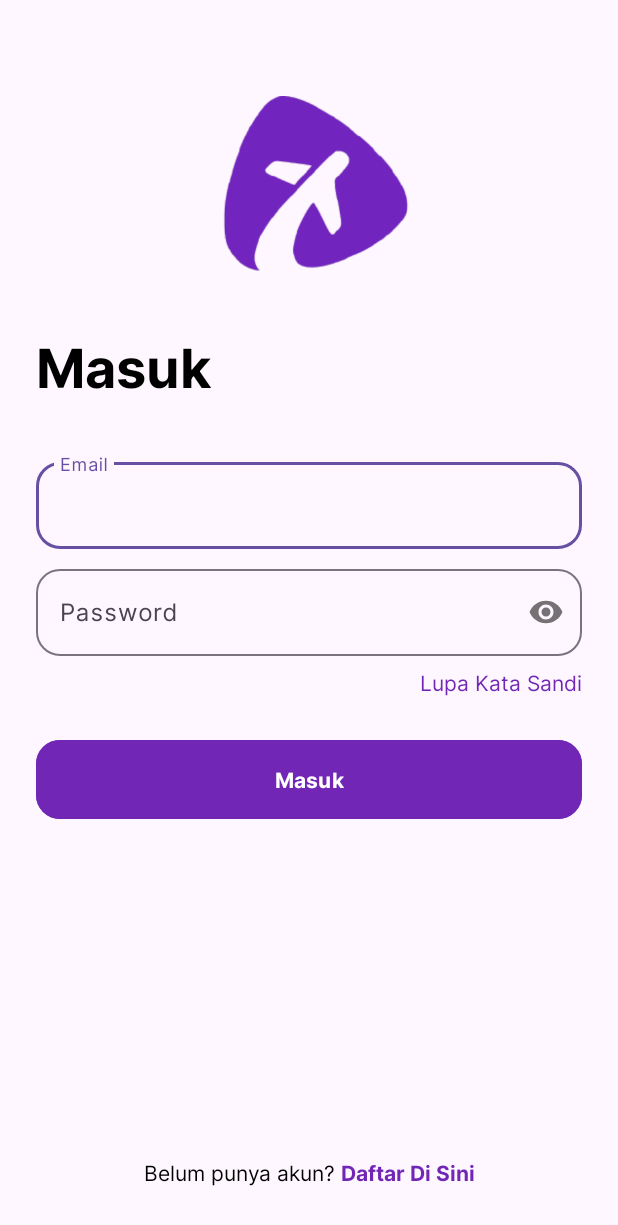
After one commit to UlinNuha89/TerbangAja, an Android app: the LoginActivity screen opened directly, with no data from a screen before it, on a phone screen of 412 x 824 dp. The commit adds this screen. Shown: the top 1225 px of the screen. Run offline under Robolectric (Android 15) with nearby library versions, the phone set to English and light mode, and no system bars.

Commit message:
Creating Login Page Interface

```diff
--- a/app/src/main/AndroidManifest.xml
+++ b/app/src/main/AndroidManifest.xml
@@ -17,6 +17,9 @@
         android:usesCleartextTraffic="true"
         tools:targetApi="31">
         <activity
+            android:name=".presentation.login.LoginActivity"
+            android:exported="false" />
+        <activity
             android:name=".presentation.main.MainActivity"
             android:exported="false"/>
         <activity
--- /dev/null
+++ b/app/src/main/java/com/andc4/terbangaja/presentation/login/LoginActivity.kt
@@ -0,0 +1,16 @@
+package com.andc4.terbangaja.presentation.login
+
+import android.os.Bundle
+import androidx.appcompat.app.AppCompatActivity
+import com.andc4.terbangaja.databinding.ActivityLoginBinding
+
+class LoginActivity : AppCompatActivity() {
+    private val binding: ActivityLoginBinding by lazy {
+        ActivityLoginBinding.inflate(layoutInflater)
+    }
+
+    override fun onCreate(savedInstanceState: Bundle?) {
+        super.onCreate(savedInstanceState)
+        setContentView(binding.root)
+    }
+}
--- /dev/null
+++ b/app/src/main/java/com/andc4/terbangaja/presentation/login/LoginViewModel.kt
@@ -0,0 +1 @@
+package com.andc4.terbangaja.presentation.login
--- /dev/null
+++ b/app/src/main/res/layout/activity_login.xml
@@ -0,0 +1,151 @@
+<?xml version="1.0" encoding="utf-8"?>
+<androidx.constraintlayout.widget.ConstraintLayout xmlns:android="http://schemas.android.com/apk/res/android"
+    xmlns:app="http://schemas.android.com/apk/res-auto"
+    xmlns:tools="http://schemas.android.com/tools"
+    android:id="@+id/main"
+    android:layout_width="match_parent"
+    android:layout_height="match_parent"
+    android:paddingHorizontal="24dp"
+    tools:context=".presentation.login.LoginActivity">
+
+    <ImageView
+        android:id="@+id/iv_logo"
+        android:layout_width="130dp"
+        android:layout_height="130dp"
+        android:layout_marginTop="64dp"
+        android:layout_marginEnd="-8dp"
+        android:src="@drawable/ic_logo"
+        app:layout_constraintEnd_toEndOf="parent"
+        app:layout_constraintStart_toStartOf="parent"
+        app:layout_constraintTop_toTopOf="parent" />
+
+    <TextView
+        android:id="@+id/tv_login_title"
+        android:layout_width="match_parent"
+        android:layout_height="wrap_content"
+        android:layout_marginTop="24dp"
+        android:text="@string/text_login_title"
+        android:textColor="@color/black"
+        android:textSize="36sp"
+        android:textStyle="bold"
+        app:layout_constraintStart_toStartOf="parent"
+        app:layout_constraintTop_toBottomOf="@id/iv_logo" />
+
+    <com.google.android.material.textfield.TextInputLayout
+        android:id="@+id/til_email"
+        android:layout_width="match_parent"
+        android:layout_height="wrap_content"
+        android:layout_marginTop="32dp"
+        android:visibility="visible"
+        app:shapeAppearance="@style/Rounded"
+        app:layout_constraintTop_toBottomOf="@+id/tv_login_title"
+        tools:visibility="visible">
+
+        <com.google.android.material.textfield.TextInputEditText
+            android:id="@+id/et_email"
+            android:layout_width="match_parent"
+            android:layout_height="wrap_content"
+            android:hint="@string/text_hint_email"
+            android:inputType="textEmailAddress"
+            android:textColor="@color/neutral3" />
+    </com.google.android.material.textfield.TextInputLayout>
+
+        <TextView
+            android:id="@+id/tv_nav_reset_password"
+            android:layout_width="0dp"
+            android:layout_height="wrap_content"
+            android:layout_marginTop="8dp"
+            android:text="@string/text_reset_password_title"
+            android:textColor="@color/purple4"
+            android:textSize="14sp"
+            app:layout_constraintTop_toBottomOf="@+id/til_password"
+            app:layout_constraintEnd_toEndOf="parent"/>
+
+    <com.google.android.material.textfield.TextInputLayout
+        android:id="@+id/til_password"
+        android:layout_width="match_parent"
+        android:layout_height="wrap_content"
+        android:visibility="visible"
+        android:layout_marginTop="8dp"
+        app:shapeAppearance="@style/Rounded"
+        app:layout_constraintTop_toBottomOf="@id/til_email"
+        app:passwordToggleEnabled="true"
+        tools:visibility="visible">
+
+        <com.google.android.material.textfield.TextInputEditText
+            android:id="@+id/et_password"
+            android:layout_width="match_parent"
+            android:layout_height="wrap_content"
+            android:hint="@string/text_hint_password"
+            android:inputType="textPassword"
+            android:textColor="@color/neutral3" />
+
+    </com.google.android.material.textfield.TextInputLayout>
+
+    <FrameLayout
+        android:id="@+id/fl_btn_login"
+        android:layout_width="match_parent"
+        android:layout_height="wrap_content"
+        android:layout_marginTop="24dp"
+        app:layout_constraintTop_toBottomOf="@id/tv_nav_reset_password">
+
+        <com.google.android.material.button.MaterialButton
+            android:id="@+id/btn_login"
+            android:layout_width="match_parent"
+            android:layout_height="wrap_content"
+            android:paddingVertical="16dp"
+            app:shapeAppearance="@style/Rounded"
+            android:backgroundTint="@color/purple4"
+            android:text="@string/text_button_login"
+            android:textStyle="bold" />
+
+        <com.google.android.material.progressindicator.CircularProgressIndicator
+            android:id="@+id/pb_loading_login"
+            android:layout_width="match_parent"
+            android:layout_height="wrap_content"
+            android:layout_gravity="center"
+            android:indeterminate="true"
+            android:visibility="gone" />
+    </FrameLayout>
+
+    <LinearLayout
+        android:id="@+id/ll_nav_register"
+        android:layout_width="wrap_content"
+        android:layout_height="wrap_content"
+        android:layout_marginTop="8dp"
+        android:layout_marginBottom="32dp"
+        android:orientation="horizontal"
+        app:layout_constraintBottom_toBottomOf="parent"
+        app:layout_constraintEnd_toEndOf="parent"
+        app:layout_constraintStart_toStartOf="parent">
+
+        <TextView
+            android:layout_width="wrap_content"
+            android:layout_height="wrap_content"
+            android:layout_marginEnd="2dp"
+            android:gravity="end"
+            android:text="@string/text_not_register"
+            android:textColor="@color/black"
+            android:textSize="14sp" />
+
+        <TextView
+            android:id="@+id/tv_nav_to_register"
+            android:layout_width="wrap_content"
+            android:layout_height="wrap_content"
+            android:layout_marginStart="2dp"
+            android:gravity="start"
+            android:text="@string/text_nav_to_register"
+            android:textColor="@color/purple4"
+            android:textSize="14sp"
+            android:textStyle="bold" />
+    </LinearLayout>
+
+    <androidx.constraintlayout.widget.Guideline
+        android:id="@+id/guideline3"
+        android:layout_width="wrap_content"
+        android:layout_height="wrap_content"
+        android:orientation="vertical"
+        app:layout_constraintGuide_begin="183dp" />
+
+
+</androidx.constraintlayout.widget.ConstraintLayout>
--- a/app/src/main/res/values/strings.xml
+++ b/app/src/main/res/values/strings.xml
@@ -18,4 +18,12 @@
     <string name="selamat_datang_di_terbangaja_aplikasi_pembelian_tiket_pesawat_tercanggih_yang_pernah_anda_temui">Selamat datang di TerbangAja, aplikasi pembelian tiket pesawat tercanggih yang pernah Anda temui!</string>
     <string name="dengan_fitur_pencarian_kami_yang_canggih_temukan_penerbangan_sesuai_dengan_preferensi_anda_dengan_mudah">Dengan fitur pencarian kami yang canggih, temukan penerbangan sesuai dengan preferensi Anda dengan mudah.</string>
     <string name="nikmati_pengalaman_berbelanja_tiket_pesawat_yang_mudah_dan_menyenangkan_dengan_terbangaja">Nikmati pengalaman berbelanja tiket pesawat yang mudah dan menyenangkan dengan TerbangAja.</string>
+    <string name="text_login_title">Masuk</string>
+    <string name="text_hint_email">Email </string>
+    <string name="text_hint_password">Password</string>
+    <string name="text_email_title">Email / Nomor Telepon</string>
+    <string name="text_reset_password_title">Lupa Kata Sandi</string>
+    <string name="text_button_login">Masuk</string>
+    <string name="text_not_register">Belum punya akun?</string>
+    <string name="text_nav_to_register">Daftar Di Sini</string>
 </resources>
--- a/app/src/main/res/values/themes.xml
+++ b/app/src/main/res/values/themes.xml
@@ -7,6 +7,11 @@
 
     </style>
 
+    <style name="Rounded" parent="ShapeAppearance.MaterialComponents.SmallComponent">
+        <item name="cornerFamily">rounded</item>
+        <item name="cornerSize">16dp</item>
+    </style>
+
     <style name="Theme.TerbangAja" parent="Base.Theme.TerbangAja" />
 
     <style name="ShapeAppearanceOverlay.App.CornerSize10Percent" parent="">
```
